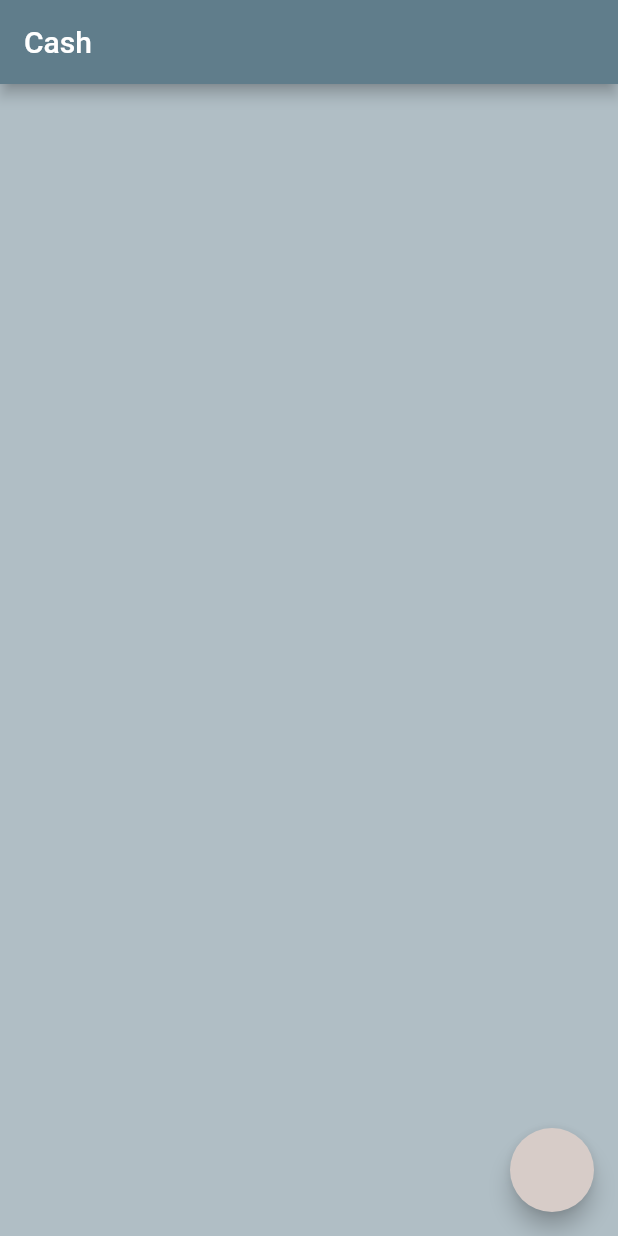
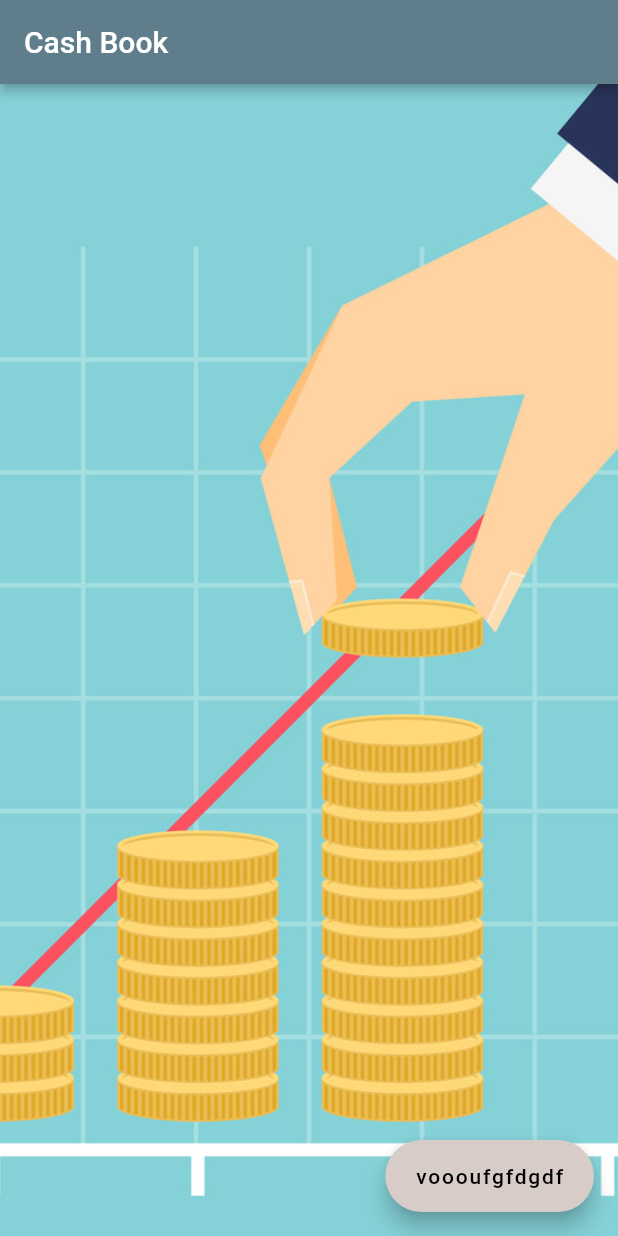
Before and after one commit to Everton10info/Caixa-Pessoal, a Flutter app: the screen it shows after launch, on a phone screen of 412 x 824 dp. Run offline on Flutter 3.47's test engine with Material 2 defaults, Android fonts, the phone set to English and light mode, and no system bars; our stand-ins replace get.

Commit message:
inicio das classes

```diff
--- /dev/null
+++ b/lib/models/model_list_transaction.dart
@@ -0,0 +1,3 @@
+class ListTransaction {
+  var transaction = {'tipo': 0.0};
+}
--- a/lib/models/transaction_model.dart
+++ b/lib/models/transaction_model.dart
@@ -1,4 +1,4 @@
-import 'package:get/get.dart';
+
 
 class Transaction {
    int id = 0;
@@ -6,6 +6,8 @@ class Transaction {
    String data = '';
    bool tipoTransaction = true;
    double value = 0.0;
+
+  static var obs;
 
    Transaction({
      id,
--- a/lib/routes/routes.dart
+++ b/lib/routes/routes.dart
@@ -1,4 +1,4 @@
 class Routes {
-
-
+  static const HOME = '/';
+  static const LIST_TRANSACTIONS = '/list-transaction';
 }
--- a/lib/views/card_release.dart
+++ /dev/null
@@ -1,23 +0,0 @@
-import 'package:cash_book/componets/card_trasaction.dart';
-import 'package:cash_book/models/transaction_model.dart';
-import 'package:flutter/material.dart';
-import 'package:get/get.dart';
-
-// ignore: camel_case_types
-class CardsRelease extends StatelessWidget {
-  final List<CardTransaction> listCardTransactions=[];
-   Transaction transaction = Get.find();
-
-  @override
-  Widget build(BuildContext context) {
-    return Container(
-      color: Colors.blueGrey[200],
-      child: ListView.builder(
-        itemCount:listCardTransactions.length,
-        itemBuilder: (ctx, i) {
-          return CardTransaction();
-        },
-      ),
-    );
-  }
-}
--- a/lib/views/cash.dart
+++ /dev/null
@@ -1,36 +0,0 @@
-import 'dart:developer';
-
-import 'package:cash_book/componets/card_trasaction.dart';
-import 'package:cash_book/componets/modal_trasaction.dart';
-import 'package:cash_book/models/transaction_model.dart';
-import 'package:cash_book/views/card_release.dart';
-import 'package:flutter/material.dart';
-import 'package:get/get.dart';
-
-// ignore: must_be_immutable
-class Cash extends StatelessWidget {
-   final List<CardTransaction> listCardTransactions=[];
-  Transaction  transaction = Get.put(Transaction());
-
-
-
-
-
-  @override
-  Widget build(BuildContext context) {
-    return Scaffold(
-      appBar: AppBar(
-        title: Text("Cash"),
-      ),
-      body: Container(
-        child: CardsRelease(),
-      ),
-      floatingActionButton: FloatingActionButton(
-          splashColor: Colors.yellowAccent,
-          onPressed: () {
-            Get.dialog(ModalTransaction());
-
-          }),
-    );
-  }
-}
--- /dev/null
+++ b/lib/views/home.dart
@@ -0,0 +1,28 @@
+import 'package:flutter/material.dart';
+import 'package:get/get.dart';
+
+class MyHome extends StatelessWidget {
+  const MyHome({Key? key}) : super(key: key);
+
+  @override
+  Widget build(BuildContext context) {
+    return Scaffold(
+      appBar: AppBar(
+        elevation: 3,
+        title: Text("Cash Book"),
+      ),
+      backgroundColor: Colors.blueGrey[100],
+      body: Container(
+        decoration: BoxDecoration(
+          //borderRadius: BorderRadius.all(Radius.circular(10.0)),
+          image: DecorationImage(
+            image: AssetImage('assets/images/illustration.jpeg'),
+            fit: BoxFit.cover,
+          ),
+        ),
+
+      ),
+      floatingActionButton: FloatingActionButton.extended(onPressed: (){}, label: Text('voooufgfdgdf'),)
+    );
+  }
+}
--- a/pubspec.yaml
+++ b/pubspec.yaml
@@ -46,8 +46,8 @@ flutter:
   uses-material-design: true
 
   # To add assets to your application, add an assets section, like this:
-  # assets:
-  #   - images/a_dot_burr.jpeg
+  assets:
+    - assets/images/
   #   - images/a_dot_ham.jpeg
 
   # An image asset can refer to one or more resolution-specific "variants", see
```
Also changed, not shown: lib/componets/card_transaction.dart (renamed from lib/componets/card_trasaction.dart, +7 -4 lines), lib/componets/modal_trasaction.dart (deleted, +0 -31 lines), lib/controllers/listTransactionController.dart (added, +7 -0 lines), lib/controllers/list_transaction_controller.dart (added, +10 -0 lines), lib/dependencies/dependencies.dart (added, +13 -0 lines), lib/main.dart (+9 -20 lines), lib/routes/app_pages.dart (added, +22 -0 lines), lib/views/list_transaction_view.dart (added, +16 -0 lines), assets/images/caixa.png (added), assets/images/download.jpeg (added), assets/images/illustration.jpeg (added), assets/images/m.jpg (added), 2 other files.
